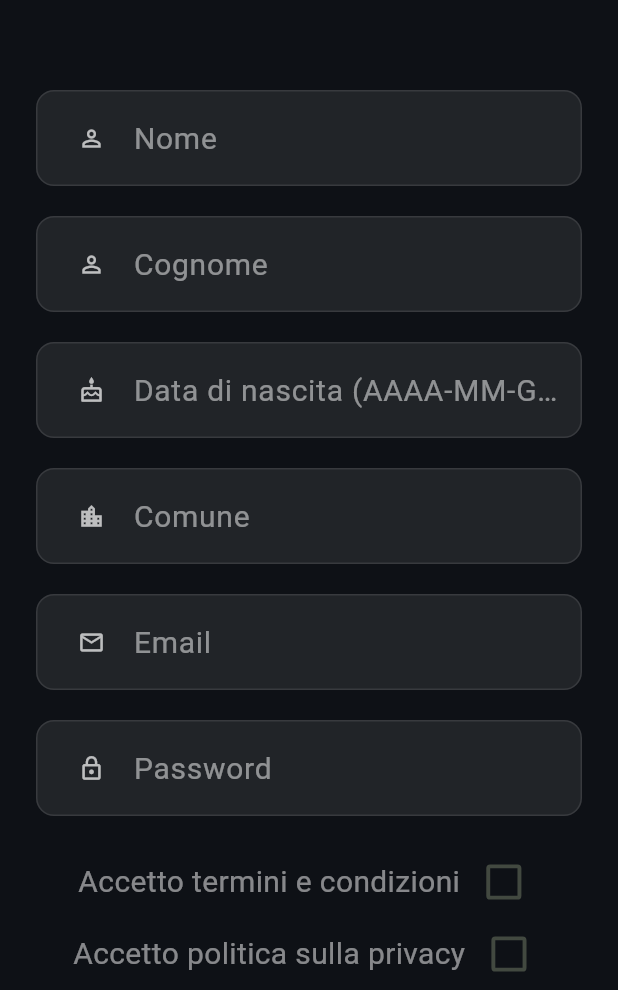
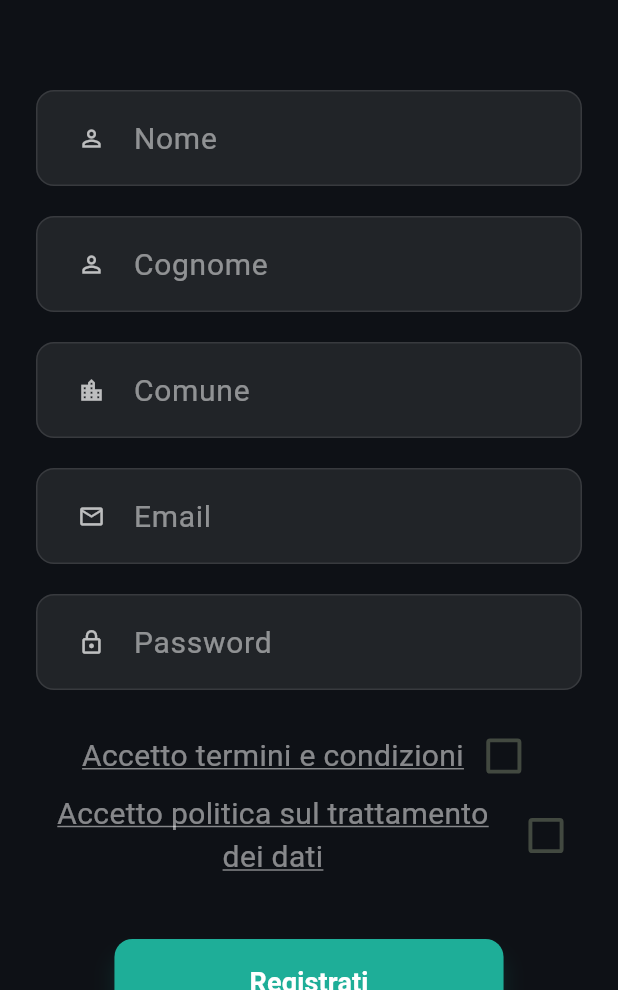
Before and after one commit to CunioloRaffaele/Colombo, a Flutter app: the RegisterPage screen opened directly, on a phone screen of 412 x 824 dp, the part 246-1236 px from its top. Run offline on Flutter 3.47's test engine with Material 3 defaults, Android fonts, the phone set to English and light mode, and no system bars; our stand-ins replace dio, flutter_secure_storage, jwt_decoder, permission_handler; missing offline and left inert: liquid_glass_renderer; accounts and stored records are empty; generated files the repository leaves out were written again; network calls fail.

Commit message:
Add municipality search and improve registration flow

```diff
--- a/services/client/lib/core/constants/api_constants.dart
+++ b/services/client/lib/core/constants/api_constants.dart
@@ -1,4 +1,16 @@
 class ApiConstants {
   static const String baseUrl = 'https://greendrive.duckdns.org/api/v1/';
+
+  static const String loginEndpoint = 'auth/login/user';
+  static const String registerEndpoint = 'auth/user';
+  static const String searchMunicipalitiesEndpoint = 'auth/comuni/search';
+
   static const int timeoutSeconds = 10;
 }
+
+class DocumentsApiConstants {
+  static const String termsOfServiceUrl =
+      'https://raw.githubusercontent.com/CunioloRaffaele/Colombo/refs/heads/main/docs/TERMS_AND_CONDITIONS.md';
+  static const String privacyPolicyUrl =
+      'https://raw.githubusercontent.com/CunioloRaffaele/Colombo/refs/heads/main/docs/PRIVACY_POLICY.md';
+}
--- a/services/client/lib/ui/features/auth/view/registration.dart
+++ b/services/client/lib/ui/features/auth/view/registration.dart
@@ -1,5 +1,8 @@
-import 'package:colombo/ui/features/auth/viewmodels/registration_viewmodel.dart'; // Importa il ViewModel
+import 'package:colombo/core/constants/api_constants.dart';
+import 'package:colombo/data/services/municipality_service.dart';
+import 'package:colombo/ui/features/auth/viewmodels/registration_viewmodel.dart';
 import 'package:flutter/material.dart';
+import 'package:url_launcher/url_launcher.dart';
 
 import '../../../widgets/notification_overlay.dart';
 import '../../../widgets/input_field.dart';
@@ -16,10 +19,11 @@ class _RegisterPageState extends State<RegisterPage> {
 
   final _nomeController = TextEditingController();
   final _cognomeController = TextEditingController();
-  final _bithDateController = TextEditingController();
-  final _comuneController = TextEditingController();
   final _emailController = TextEditingController();
   final _passwordController = TextEditingController();
+  final _municipalityController = TextEditingController();
+
+  int _selectedResidenzaId = 0;
 
   bool _termsAccepted = false;
   bool _privacyAccepted = false;
@@ -28,10 +32,9 @@ class _RegisterPageState extends State<RegisterPage> {
   void dispose() {
     _nomeController.dispose();
     _cognomeController.dispose();
-    _bithDateController.dispose();
-    _comuneController.dispose();
     _emailController.dispose();
     _passwordController.dispose();
+    _municipalityController.dispose();
     super.dispose();
   }
 
@@ -92,16 +95,9 @@ class _RegisterPageState extends State<RegisterPage> {
                     const SizedBox(height: 20),
 
                     InputField(
-                      icon: Icons.cake_outlined,
-                      hint: 'Data di nascita (AAAA-MM-GG)',
-                      controller: _bithDateController,
-                    ),
-                    const SizedBox(height: 20),
-
-                    InputField(
                       icon: Icons.location_city_outlined,
                       hint: 'Comune',
-                      controller: _comuneController,
+                      controller: _municipalityController,
                     ),
                     const SizedBox(height: 20),
 
@@ -124,17 +120,32 @@ class _RegisterPageState extends State<RegisterPage> {
                     Row(
                       mainAxisAlignment: MainAxisAlignment.center,
                       children: <Widget>[
-                        Text(
+                        Flexible(
+                          child: GestureDetector(
+                            onTap: () async {
+                              final Uri url = Uri.parse(
+                                DocumentsApiConstants.termsOfServiceUrl,
+                              );
+                              if (!await launchUrl(url)) {
+                                debugPrint('Could not launch $url');
+                              }
+                            },
+                            child: Text(
                               'Accetto termini e condizioni ',
+                              textAlign: TextAlign.center,
                               style: TextStyle(
                                 fontSize: 20.0,
                                 color: Colors.white.withOpacity(0.5),
+                                decoration: TextDecoration.underline,
+                                decorationColor: Colors.white.withOpacity(0.5),
+                              ),
+                            ),
                           ),
                         ),
                         Transform.scale(
                           scale: 1.3,
                           child: Checkbox(
-                            value: _termsAccepted, // Usa variabile specifica
+                            value: _termsAccepted,
                             onChanged: (bool? newValue) {
                               setState(() {
                                 _termsAccepted = newValue ?? false;
@@ -148,17 +159,32 @@ class _RegisterPageState extends State<RegisterPage> {
                     Row(
                       mainAxisAlignment: MainAxisAlignment.center,
                       children: <Widget>[
-                        Text(
-                          'Accetto politica sulla privacy ',
+                        Flexible(
+                          child: GestureDetector(
+                            onTap: () async {
+                              final Uri url = Uri.parse(
+                                DocumentsApiConstants.privacyPolicyUrl,
+                              );
+                              if (!await launchUrl(url)) {
+                                debugPrint('Could not launch $url');
+                              }
+                            },
+                            child: Text(
+                              'Accetto politica sul trattamento dei dati ',
+                              textAlign: TextAlign.center,
                               style: TextStyle(
                                 fontSize: 20.0,
                                 color: Colors.white.withOpacity(0.5),
+                                decoration: TextDecoration.underline,
+                                decorationColor: Colors.white.withOpacity(0.5),
+                              ),
+                            ),
                           ),
                         ),
                         Transform.scale(
                           scale: 1.3,
                           child: Checkbox(
-                            value: _privacyAccepted, // Usa variabile specifica
+                            value: _privacyAccepted,
                             onChanged: (bool? newValue) {
                               setState(() {
                                 _privacyAccepted = newValue ?? false;
@@ -185,27 +211,40 @@ class _RegisterPageState extends State<RegisterPage> {
                           shadowColor: const Color(0xFF1EAE98).withOpacity(0.6),
                         ),
                         onPressed: () async {
+                          final municipalities =
+                              await MunicipalityService.searchComuni(
+                                _municipalityController.text,
+                              );
+                          if (municipalities != 0) {
+                            _selectedResidenzaId = municipalities;
+                          } else {
+                            _selectedResidenzaId = 0;
+                            NotificationOverlay.show(
+                              'Comune non trovato. Controlla l\'ortografia.',
+                              Colors.redAccent,
+                            );
+                          }
                           final error = await _viewModel.register(
                             nome: _nomeController.text,
                             cognome: _cognomeController.text,
                             email: _emailController.text,
                             password: _passwordController.text,
-                            birthDate: _bithDateController.text,
+                            residenzaId: _selectedResidenzaId,
                             termsAccepted: _termsAccepted,
                             privacyAccepted: _privacyAccepted,
                           );
 
+                          print(error);
+
                           if (!context.mounted) return;
 
                           if (error == null) {
-                            // Successo
                             NotificationOverlay.show(
                               'Registrazione avvenuta con successo! Effettua il login.',
                               Colors.greenAccent,
                             );
                             Navigator.pop(context);
                           } else {
-                            // Errore (validazione o server)
                             NotificationOverlay.show(error, Colors.redAccent);
                           }
                         },
--- a/services/client/pubspec.yaml
+++ b/services/client/pubspec.yaml
@@ -41,6 +41,7 @@ dependencies:
   glow_bottom_app_bar: ^1.5.2
   json_annotation: ^4.9.0
   jwt_decoder: ^2.0.1
+  url_launcher: ^6.3.2
 
 dev_dependencies:
   build_runner: ^2.10.3
```
Also changed, not shown: services/client/lib/data/models/registration_request_dto.dart (+10 -4 lines), services/client/lib/data/services/auth_service.dart (+12 -8 lines), services/client/lib/data/services/municipality_service.dart (added, +27 -0 lines), services/client/lib/ui/features/auth/viewmodels/registration_viewmodel.dart (+21 -9 lines), services/client/pubspec.lock. Lines whose indentation alone changed are shown as unchanged.
